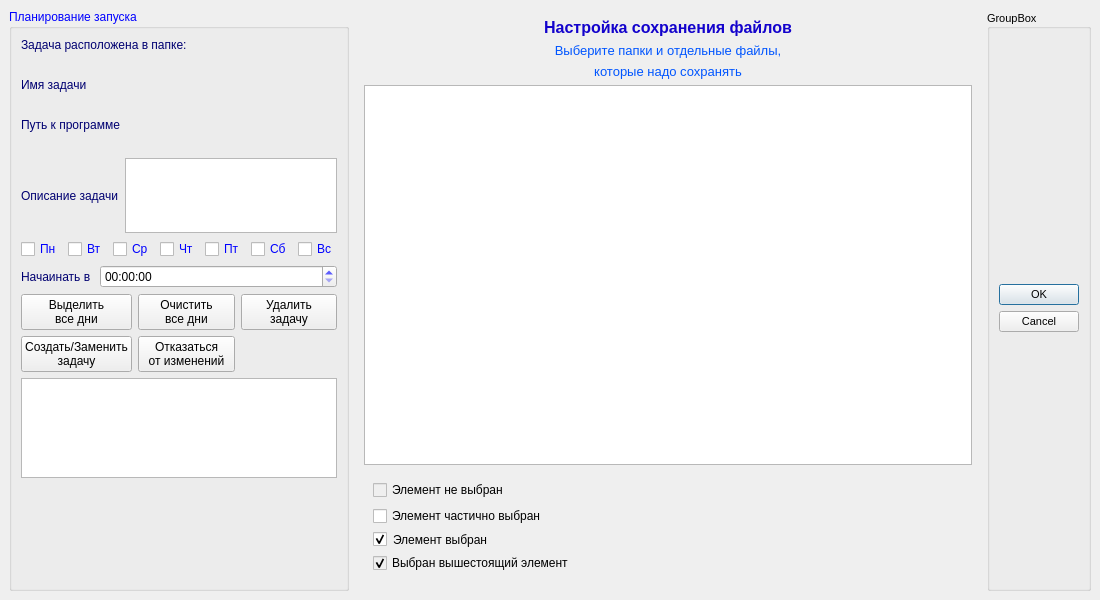
This is save_setup.ui in LeonidBolshakov/Save as Qt 5 draws it before an edit. The edited form follows.
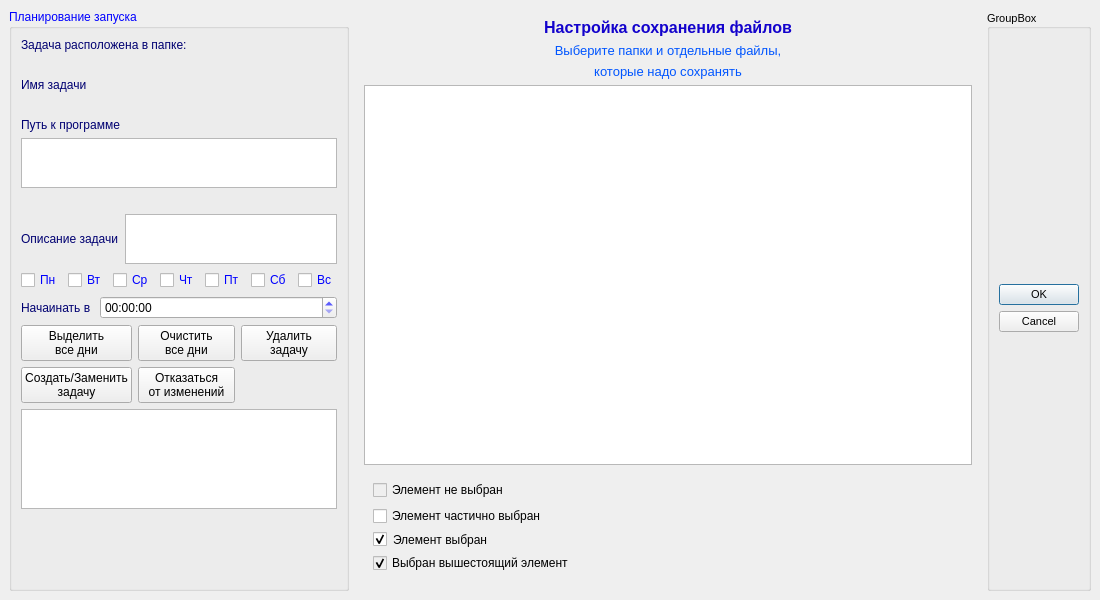
This is the edited form.

The edit to the form file:
```diff
--- a/save_setup.ui
+++ b/save_setup.ui
@@ -219,6 +219,16 @@
          </property>
         </widget>
        </item>
+       <item>
+        <widget class="QPlainTextEdit" name="textEdit_program_path">
+         <property name="maximumSize">
+          <size>
+           <width>16777215</width>
+           <height>50</height>
+          </size>
+         </property>
+        </widget>
+       </item>
        <item>
         <widget class="QLabel" name="label_program_path">
          <property name="maximumSize">
@@ -295,7 +305,7 @@
            <property name="maximumSize">
             <size>
              <width>16777215</width>
-             <height>75</height>
+             <height>50</height>
             </size>
            </property>
            <property name="palette">
```
Left out of the diff: 44 changed lines with no effect on the pictures.
